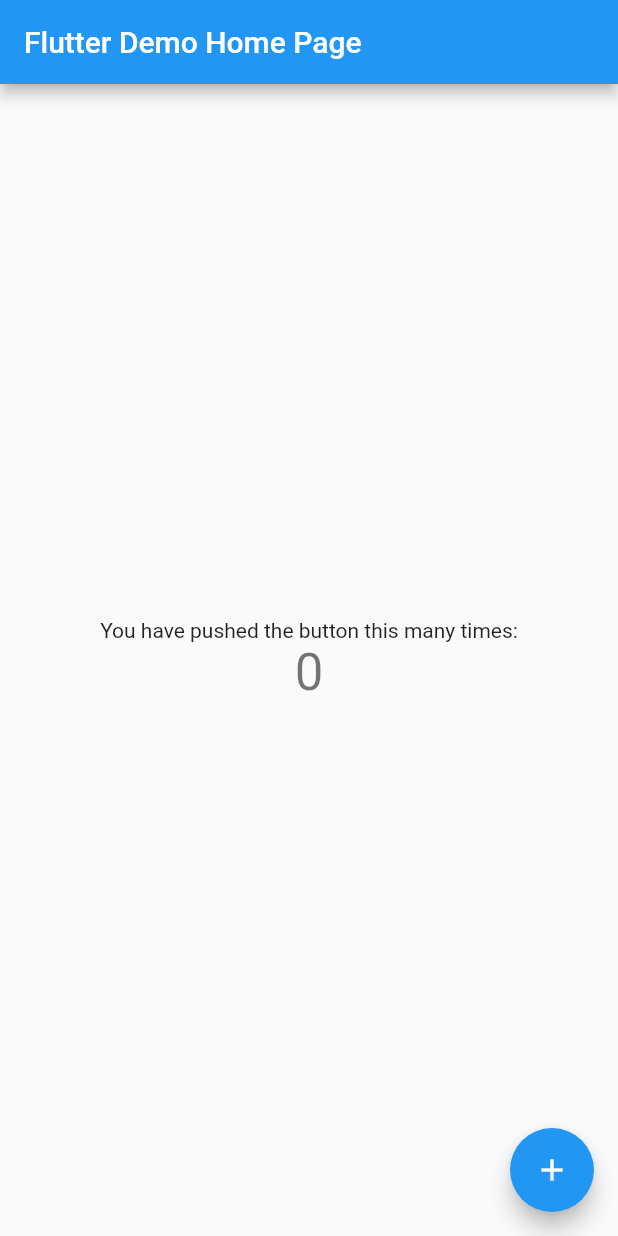
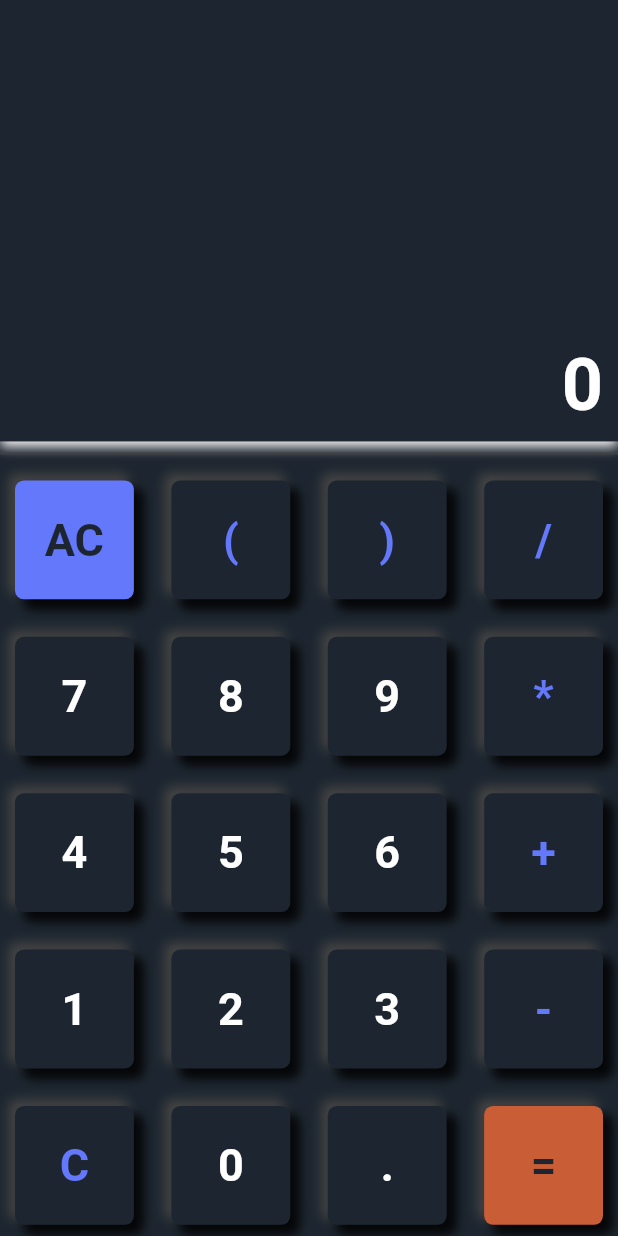
Before and after one commit to gokarna123-goku/g_calculator, a Flutter app: the screen it shows after launch, on a phone screen of 412 x 824 dp. Run offline on Flutter 3.47's test engine with Material 2 defaults, Android fonts, the phone set to English and light mode, and no system bars; our stand-ins replace math_expressions.

Commit message:
created calculator using the flutter

```diff
--- a/analysis_options.yaml
+++ b/analysis_options.yaml
@@ -24,6 +24,7 @@ linter:
   rules:
     # avoid_print: false  # Uncomment to disable the `avoid_print` rule
     # prefer_single_quotes: true  # Uncomment to enable the `prefer_single_quotes` rule
+    prefer_shitter_constructors:false
 
 # Additional information about this file can be found at
 # https://dart.dev/guides/language/analysis-options
--- a/lib/main.dart
+++ b/lib/main.dart
@@ -1,3 +1,4 @@
+import 'package:calculator/view/calculator/calculator.dart';
 import 'package:flutter/material.dart';
 
 void main() {
@@ -12,104 +13,11 @@ class MyApp extends StatelessWidget {
   Widget build(BuildContext context) {
     return MaterialApp(
       title: 'Flutter Demo',
-      theme: ThemeData(
-        // This is the theme of your application.
-        //
-        // Try running your application with "flutter run". You'll see the
-        // application has a blue toolbar. Then, without quitting the app, try
-        // changing the primarySwatch below to Colors.green and then invoke
-        // "hot reload" (press "r" in the console where you ran "flutter run",
-        // or simply save your changes to "hot reload" in a Flutter IDE).
-        // Notice that the counter didn't reset back to zero; the application
-        // is not restarted.
-        primarySwatch: Colors.blue,
-      ),
-      home: const MyHomePage(title: 'Flutter Demo Home Page'),
+      // theme: ThemeData(
+      //   primarySwatch: Colors.blue,
+      // ),
+      debugShowCheckedModeBanner: false,
+      home: CalculatorPage(),
     );
   }
 }
-
-class MyHomePage extends StatefulWidget {
-  const MyHomePage({super.key, required this.title});
-
-  // This widget is the home page of your application. It is stateful, meaning
-  // that it has a State object (defined below) that contains fields that affect
-  // how it looks.
-
-  // This class is the configuration for the state. It holds the values (in this
-  // case the title) provided by the parent (in this case the App widget) and
-  // used by the build method of the State. Fields in a Widget subclass are
-  // always marked "final".
-
-  final String title;
-
-  @override
-  State<MyHomePage> createState() => _MyHomePageState();
-}
-
-class _MyHomePageState extends State<MyHomePage> {
-  int _counter = 0;
-
-  void _incrementCounter() {
-    setState(() {
-      // This call to setState tells the Flutter framework that something has
-      // changed in this State, which causes it to rerun the build method below
-      // so that the display can reflect the updated values. If we changed
-      // _counter without calling setState(), then the build method would not be
-      // called again, and so nothing would appear to happen.
-      _counter++;
-    });
-  }
-
-  @override
-  Widget build(BuildContext context) {
-    // This method is rerun every time setState is called, for instance as done
-    // by the _incrementCounter method above.
-    //
-    // The Flutter framework has been optimized to make rerunning build methods
-    // fast, so that you can just rebuild anything that needs updating rather
-    // than having to individually change instances of widgets.
-    return Scaffold(
-      appBar: AppBar(
-        // Here we take the value from the MyHomePage object that was created by
-        // the App.build method, and use it to set our appbar title.
-        title: Text(widget.title),
-      ),
-      body: Center(
-        // Center is a layout widget. It takes a single child and positions it
-        // in the middle of the parent.
-        child: Column(
-          // Column is also a layout widget. It takes a list of children and
-          // arranges them vertically. By default, it sizes itself to fit its
-          // children horizontally, and tries to be as tall as its parent.
-          //
-          // Invoke "debug painting" (press "p" in the console, choose the
-          // "Toggle Debug Paint" action from the Flutter Inspector in Android
-          // Studio, or the "Toggle Debug Paint" command in Visual Studio Code)
-          // to see the wireframe for each widget.
-          //
-          // Column has various properties to control how it sizes itself and
-          // how it positions its children. Here we use mainAxisAlignment to
-          // center the children vertically; the main axis here is the vertical
-          // axis because Columns are vertical (the cross axis would be
-          // horizontal).
-          mainAxisAlignment: MainAxisAlignment.center,
-          children: <Widget>[
-            const Text(
-              'You have pushed the button this many times:',
-            ),
-            Text(
-              '$_counter',
-              style: Theme.of(context).textTheme.headline4,
-            ),
-          ],
-        ),
-      ),
-      floatingActionButton: FloatingActionButton(
-        onPressed: _incrementCounter,
-        tooltip: 'Increment',
-        child: const Icon(Icons.add),
-      ), // This trailing comma makes auto-formatting nicer for build methods.
-    );
-  }
-}
--- /dev/null
+++ b/lib/view/calculator/calculator.dart
@@ -0,0 +1,229 @@
+import 'package:flutter/material.dart';
+import 'package:math_expressions/math_expressions.dart';
+
+class CalculatorPage extends StatefulWidget {
+  const CalculatorPage({super.key});
+
+  @override
+  State<CalculatorPage> createState() => _CalculatorPageState();
+}
+
+class _CalculatorPageState extends State<CalculatorPage> {
+  String userInput = '';
+  String result = '0';
+
+  List<String> buttonList = [
+    'AC',
+    '(',
+    ')',
+    '/',
+    '7',
+    '8',
+    '9',
+    '*',
+    '4',
+    '5',
+    '6',
+    '+',
+    '1',
+    '2',
+    '3',
+    '-',
+    'C',
+    '0',
+    '.',
+    '=',
+  ];
+  @override
+  Widget build(BuildContext context) {
+    return Scaffold(
+      backgroundColor: Color(0xFF1d2630),
+      body: SafeArea(
+        child: Column(
+          children: [
+            Container(
+              height: MediaQuery.of(context).size.height / 2.8,
+              decoration: BoxDecoration(
+                color: Color(0xFF1d2630),
+                borderRadius: BorderRadius.circular(0),
+                boxShadow: [
+                  BoxShadow(
+                    color: Color.fromRGBO(8, 56, 73, 0.5), // shadow color
+                  ),
+                  BoxShadow(
+                    offset: Offset(0, 4),
+                    blurRadius: 6,
+                    color: Color(0xFFF9F8F9), // background color
+                  ),
+                  //   // BoxShadow(
+                  //   //   blurStyle: BlurStyle.inner,
+                  //   //   color: Colors.grey.shade800,
+                  //   //   blurRadius: 5.0,
+                  //   //   spreadRadius: 0.5,
+                  //   //   offset: Offset(4, 4),
+                  //   // ),
+                  //   // BoxShadow(
+                  //   //   blurStyle: BlurStyle.inner,
+                  //   //   color: Colors.black87,
+                  //   //   blurRadius: 5.0,
+                  //   //   spreadRadius: 0.5,
+                  //   //   offset: Offset(4.0, 4.0),
+                  //   // ),
+                ],
+              ),
+              child: Column(
+                mainAxisAlignment: MainAxisAlignment.end,
+                children: [
+                  Container(
+                    padding: EdgeInsets.all(20.0),
+                    alignment: Alignment.centerRight,
+                    child: Text(
+                      userInput,
+                      style: TextStyle(fontSize: 32.0, color: Colors.white),
+                    ),
+                  ),
+                  Container(
+                    padding: EdgeInsets.all(10.0),
+                    alignment: Alignment.centerRight,
+                    child: Text(
+                      result,
+                      style: TextStyle(
+                          fontSize: 48.0,
+                          color: Colors.white,
+                          fontWeight: FontWeight.bold),
+                    ),
+                  ),
+                ],
+              ),
+            ),
+            Divider(thickness: 1.2, color: Colors.grey.shade800),
+            Expanded(
+              child: Container(
+                padding: EdgeInsets.all(10.0),
+                child: GridView.builder(
+                  itemCount: buttonList.length,
+                  gridDelegate: SliverGridDelegateWithFixedCrossAxisCount(
+                    crossAxisCount: 4,
+                    crossAxisSpacing: 25.0,
+                    mainAxisSpacing: 25.0,
+                  ),
+                  itemBuilder: (BuildContext context, int index) {
+                    return CustomButton(buttonList[index]);
+                  },
+                ),
+              ),
+            ),
+          ],
+        ),
+      ),
+    );
+  }
+
+  Widget CustomButton(String text) {
+    return InkWell(
+      splashColor: Color(0xFF1d2630),
+      onTap: () {
+        setState(() {
+          handleButton(text);
+        });
+      },
+      child: Ink(
+        decoration: BoxDecoration(
+          color: getBGColor(text),
+          borderRadius: BorderRadius.circular(6.0),
+          boxShadow: [
+            BoxShadow(
+              color: Colors.grey.shade800,
+              blurRadius: 5.5,
+              spreadRadius: 0.5,
+              offset: Offset(-4.0, -4.0),
+            ),
+            BoxShadow(
+              color: Colors.black87,
+              blurRadius: 5.5,
+              spreadRadius: 0.5,
+              offset: Offset(6.0, 6.0),
+            ),
+          ],
+        ),
+        child: Center(
+          child: Text(
+            text,
+            style: TextStyle(
+                color: getColor(text),
+                fontSize: 30.0,
+                fontWeight: FontWeight.bold),
+          ),
+        ),
+      ),
+    );
+  }
+
+  getColor(String text) {
+    if (text == '/' ||
+        text == '*' ||
+        text == '+' ||
+        text == '-' ||
+        text == 'C' ||
+        text == '(' ||
+        text == ')') {
+      // return Color(0xFFFC6464);
+      return Color(0xFF6478FC);
+    }
+    if(text == "AC" || text == "="){
+      return Color(0xFF1d2630);
+    }
+    return Colors.white;
+  }
+
+  getBGColor(String text) {
+    if (text == 'AC') {
+      return Color(0xFF6478FC);
+    }
+    if (text == '=') {
+      return Color(0xFFC85D36);
+    }
+    return Color(0xFF1d2630);
+  }
+
+  handleButton(String text) {
+    if (text == "AC") {
+      userInput = "";
+      result = "0";
+      return;
+    }
+    if (text == "C") {
+      if (userInput.isNotEmpty) {
+        userInput = userInput.substring(0, userInput.length - 1);
+        return;
+      } else {
+        return null;
+      }
+    }
+
+    if (text == "=") {
+      result = calculate();
+      userInput = result;
+      if (userInput.endsWith(".0")) {
+        userInput = userInput.replaceAll(".0", "");
+        return;
+      }
+      if (result.endsWith(".0")) {
+        result = result.replaceAll(".0", "");
+        return;
+      }
+    }
+
+    userInput = userInput + text;
+  }
+
+  String calculate() {
+    try {
+      var exp = Parser().parse(userInput);
+      var evaluation = exp.evaluate(EvaluationType.REAL, ContextModel());
+      return evaluation.toString();
+    } catch (e) {
+      return "error";
+    }
+  }
+}
--- a/pubspec.yaml
+++ b/pubspec.yaml
@@ -36,6 +36,8 @@ dependencies:
   # The following adds the Cupertino Icons font to your application.
   # Use with the CupertinoIcons class for iOS style icons.
   cupertino_icons: ^1.0.2
+  math_expressions: ^2.3.1
+  flutter_inset_box_shadow: ^1.0.8
 
 dev_dependencies:
   flutter_test:
```
Also changed, not shown: pubspec.lock.
